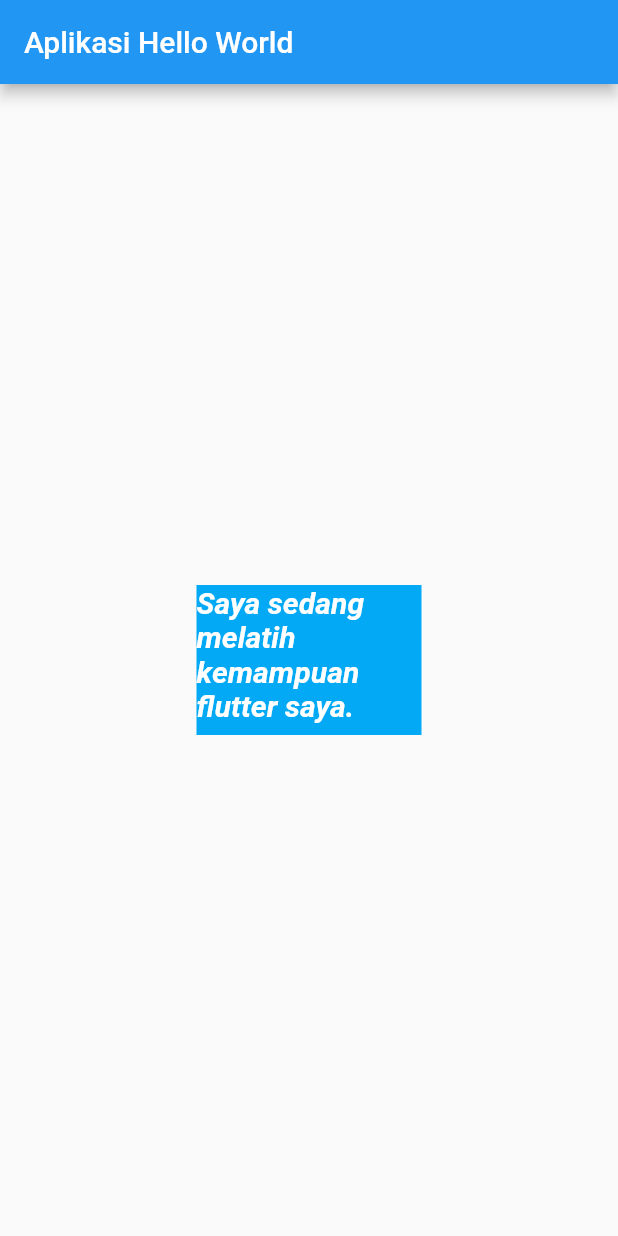
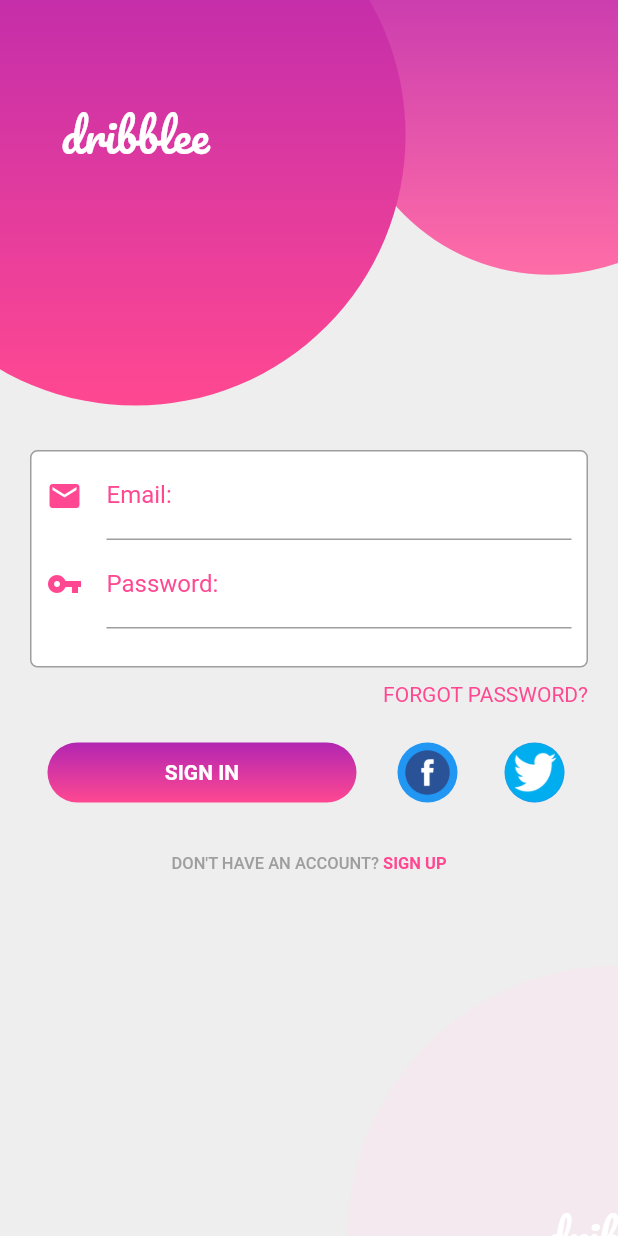
Before and after one commit to bagashyt/flutter_learndart, a Flutter app: the screen it shows after launch, on a phone screen of 412 x 824 dp. Run offline on Flutter 3.47's test engine with Material 2 defaults, Android fonts, the phone set to English and light mode, and no system bars.

Commit message:
learn login page

```diff
--- a/lib/main.dart
+++ b/lib/main.dart
@@ -1,4 +1,5 @@
 import 'package:flutter/material.dart';
+import  'main_page.dart';
 
 void main() {
   runApp(new MyApp());
@@ -8,24 +9,7 @@ class MyApp extends StatelessWidget {
   @override
   Widget build(BuildContext context) {
     return MaterialApp(
-      home: Scaffold(
-        appBar: AppBar(
-          title: Text("Aplikasi Hello World"),
-        ),
-        body: Center(
-            child: Container(
-                color: Colors.lightBlue,
-                width: 150,
-                height: 100,
-                child: Text(
-                  "Saya sedang melatih kemampuan flutter saya.",
-                  style: TextStyle(
-                      color: Colors.white,
-                      fontStyle: FontStyle.italic,
-                      fontWeight: FontWeight.w700,
-                      fontSize: 20),
-                ))),
-      ),
+      home: MainPage(),
     );
   }
 }
--- /dev/null
+++ b/lib/main_page.dart
@@ -0,0 +1,201 @@
+import 'package:flutter/material.dart';
+
+class MainPage extends StatelessWidget {
+  double getSmallDiameter(BuildContext context) =>
+      MediaQuery.of(context).size.width * 2 / 3;
+
+  double getBigDiameter(BuildContext context) =>
+      MediaQuery.of(context).size.width * 7 / 8;
+
+  @override
+  Widget build(BuildContext context) {
+    return Scaffold(
+      backgroundColor: Color(0xFFEEEEEE),
+      body: Stack(
+        children: <Widget>[
+          Positioned(
+            right: -getSmallDiameter(context) / 3,
+            top: -getSmallDiameter(context) / 3,
+            child: Container(
+              width: getSmallDiameter(context),
+              height: getSmallDiameter(context),
+              decoration: BoxDecoration(
+                  shape: BoxShape.circle,
+                  gradient: LinearGradient(
+                      colors: [Color(0xFFB226B2), Color(0xFFfF6DA7)],
+                      begin: Alignment.topCenter,
+                      end: Alignment.bottomCenter)),
+            ),
+          ),
+          Positioned(
+            left: -getBigDiameter(context) / 4,
+            top: -getBigDiameter(context) / 4,
+            child: Container(
+              child: Center(
+                child: Text(
+                  "dribblee",
+                  style: TextStyle(
+                      fontFamily: "Pacifico",
+                      fontSize: 30,
+                      color: Colors.white),
+                ),
+              ),
+              width: getBigDiameter(context),
+              height: getBigDiameter(context),
+              decoration: BoxDecoration(
+                  shape: BoxShape.circle,
+                  gradient: LinearGradient(
+                      colors: [Color(0xFFB226B2), Color(0xFFfF4891)],
+                      begin: Alignment.topCenter,
+                      end: Alignment.bottomCenter)),
+            ),
+          ),
+          Positioned(
+            right: -getBigDiameter(context) / 2,
+            bottom: -getBigDiameter(context) / 2,
+            child: Container(
+              child: Center(
+                child: Text(
+                  "dribblee",
+                  style: TextStyle(
+                      fontFamily: "Pacifico",
+                      fontSize: 30,
+                      color: Colors.white),
+                ),
+              ),
+              width: getBigDiameter(context),
+              height: getBigDiameter(context),
+              decoration: BoxDecoration(
+                shape: BoxShape.circle,
+                color: Color(0xFFF3E9EE),
+              ),
+            ),
+          ),
+          Align(
+            alignment: Alignment.bottomCenter,
+            child: ListView(
+              children: <Widget>[
+                Container(
+                  decoration: BoxDecoration(
+                      color: Colors.white,
+                      border: Border.all(color: Colors.grey),
+                      borderRadius: BorderRadius.circular(5)),
+                  margin: EdgeInsets.fromLTRB(20, 300, 20, 10),
+                  padding: EdgeInsets.fromLTRB(10, 0, 10, 25),
+                  child: Column(
+                    children: <Widget>[
+                      TextField(
+                        decoration: InputDecoration(
+                            icon: Icon(
+                              Icons.email,
+                              color: Color(0xFFFf4891),
+                            ),
+                            focusedErrorBorder: UnderlineInputBorder(
+                                borderSide:
+                                    BorderSide(color: Color(0xFFFF4891))),
+                            labelText: "Email: ",
+                            labelStyle: TextStyle(color: Color(0xFFFF4891))),
+                      ),
+                      TextField(
+                        obscureText: true,
+                        decoration: InputDecoration(
+                            icon: Icon(
+                              Icons.vpn_key,
+                              color: Color(0xFFFf4891),
+                            ),
+                            focusedErrorBorder: UnderlineInputBorder(
+                                borderSide:
+                                    BorderSide(color: Color(0xFFFF4891))),
+                            labelText: "Password: ",
+                            labelStyle: TextStyle(color: Color(0xFFFF4891))),
+                      ),
+                    ],
+                  ),
+                ),
+                Align(
+                    alignment: Alignment.centerRight,
+                    child: Container(
+                      margin: EdgeInsets.fromLTRB(0, 0, 20, 20),
+                      child: Text(
+                        "FORGOT PASSWORD?",
+                        style: TextStyle(color: Color(0xFFFF4891)),
+                      ),
+                    )),
+                Container(
+                  margin: EdgeInsets.fromLTRB(20, 0, 20, 30),
+                  child: Row(
+                    mainAxisAlignment: MainAxisAlignment.spaceAround,
+                    children: <Widget>[
+                      SizedBox(
+                        width: MediaQuery.of(context).size.width * 0.5,
+                        height: 40,
+                        child: Container(
+                          child: Material(
+                            borderRadius: BorderRadius.circular(20),
+                            color: Colors.transparent,
+                            child: InkWell(
+                              borderRadius: BorderRadius.circular(20),
+                              splashColor: Colors.amber,
+                              onTap: () {},
+                              child: Center(
+                                  child: Text(
+                                "SIGN IN",
+                                style: TextStyle(
+                                    color: Colors.white,
+                                    fontWeight: FontWeight.w700),
+                              )),
+                            ),
+                          ),
+                          decoration: BoxDecoration(
+                              borderRadius: BorderRadius.circular(20),
+                              gradient: LinearGradient(
+                                colors: [Color(0xFFB226B2), Color(0xFFfF4891)],
+                                begin: Alignment.topCenter,
+                                end: Alignment.bottomCenter,
+                              )),
+                        ),
+                      ),
+                      FloatingActionButton(
+                          mini: true,
+                          elevation: 0,
+                          child: Image(
+                            image: AssetImage("assets/facebook.png"),
+                          ),
+                          onPressed: () {}),
+                      FloatingActionButton(
+                          mini: true,
+                          elevation: 0,
+                          child: Image(
+                            image: AssetImage("assets/twitter.png"),
+                          ),
+                          onPressed: () {}),
+                    ],
+                  ),
+                ),
+                Row(
+                  mainAxisAlignment: MainAxisAlignment.center,
+                  children: <Widget>[
+                    Text(
+                      "DON'T HAVE AN ACCOUNT? ",
+                      style: TextStyle(
+                          color: Colors.grey,
+                          fontSize: 11,
+                          fontWeight: FontWeight.w500),
+                    ),
+                    Text(
+                      "SIGN UP",
+                      style: TextStyle(
+                          color: Color(0xFFFF4891),
+                          fontSize: 11,
+                          fontWeight: FontWeight.w700),
+                    ),
+                  ],
+                )
+              ],
+            ),
+          )
+        ],
+      ),
+    );
+  }
+}
```
Also changed, not shown: pubspec.yaml (+7 -7 lines), assets/Pacifico-Regular.ttf (added), assets/facebook.png (added), assets/twitter.png (added).
